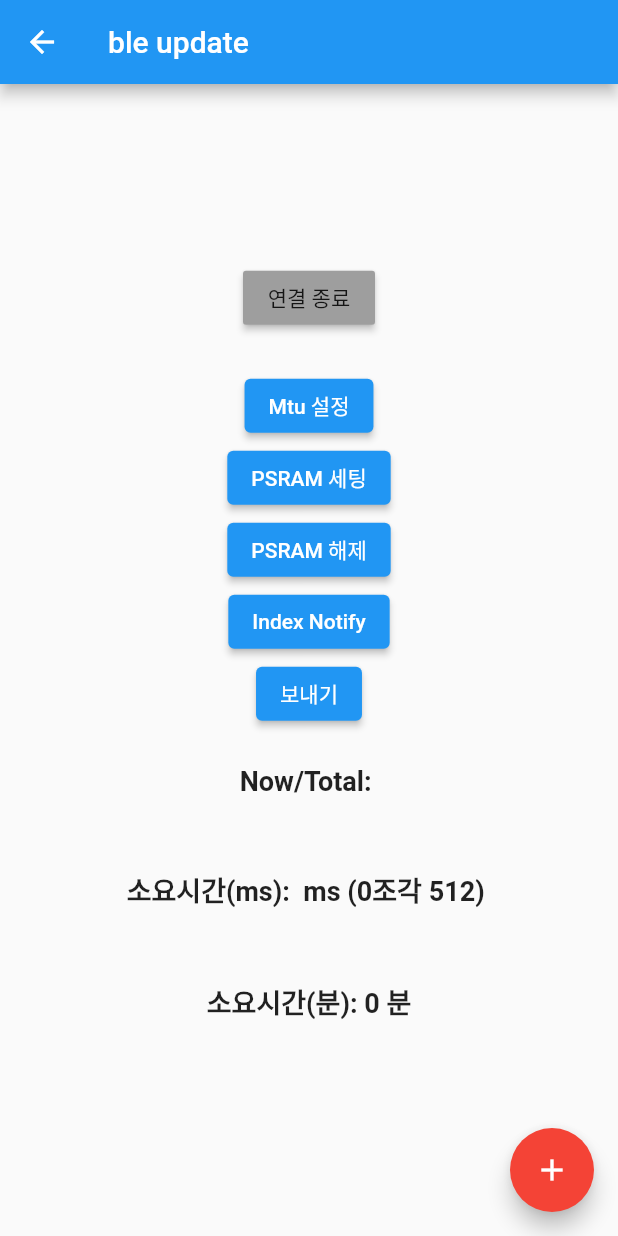
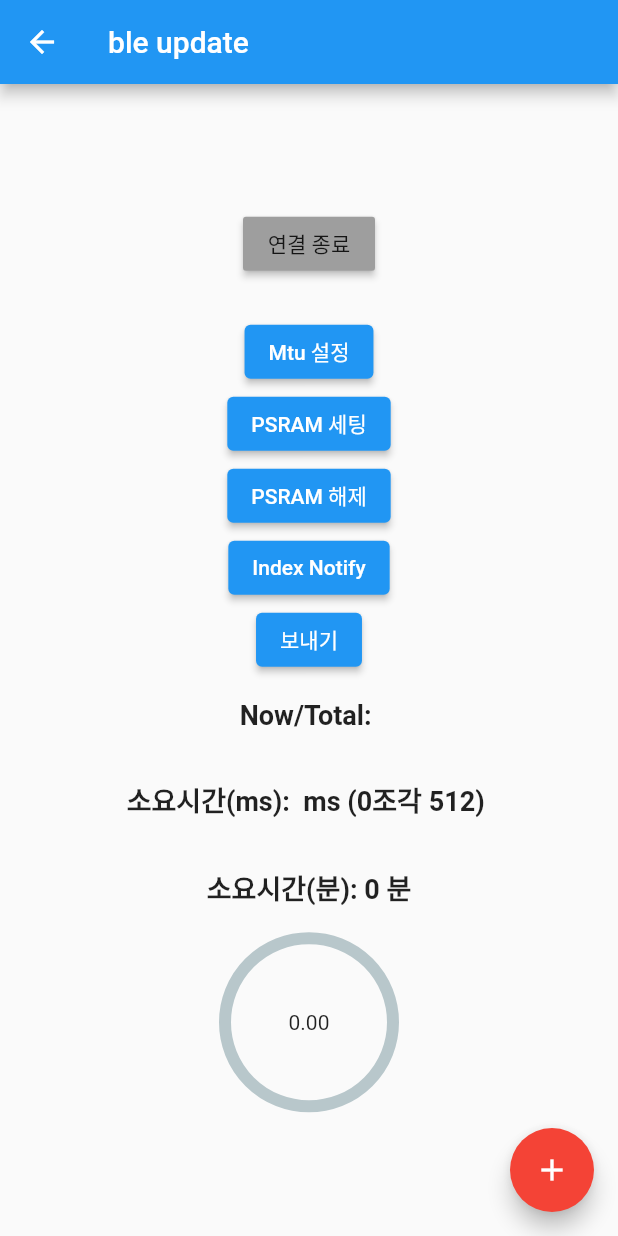
Before and after one commit to JAICHANGPARK/flutter_esp32_bluetooth_ota, a Flutter app: the MyHomePage screen opened directly, on a phone screen of 412 x 824 dp. Run offline on Flutter 3.47's test engine with Material 2 defaults, Android fonts, the phone set to English and light mode, and no system bars; drawn by our look-alikes of percent_indicator; our stand-ins replace flutter_blue, flutter_bluetooth_serial, permission_handler.

Commit message:
Update ble_update_page.dart

```diff
--- a/lib/ble_update_page.dart
+++ b/lib/ble_update_page.dart
@@ -4,6 +4,7 @@ import 'dart:typed_data';
 import 'package:flutter/material.dart';
 import 'package:flutter/services.dart';
 import 'package:flutter_blue/flutter_blue.dart';
+import 'package:percent_indicator/circular_percent_indicator.dart';
 import 'package:permission_handler/permission_handler.dart';
 
 class MyHomePage extends StatefulWidget {
@@ -28,6 +29,7 @@ class _MyHomePageState extends State<MyHomePage> {
   late BluetoothDevice bluetoothDevice;
 
   int totalBinSize = 0;
+  double _percent = 0.0;
 
   void _incrementCounter() {
     setState(() {
@@ -197,6 +199,7 @@ class _MyHomePageState extends State<MyHomePage> {
                           ((event[1] << 8) & 0x0000ff00) |
                           (event[0] & 0x000000ff);
                       print("Notify index : $_index");
+
                       if (_index == chunksLength.toInt()) {
                         print(">>> stop _index == chunksLength.toInt()");
                         endTime = DateTime.now().millisecondsSinceEpoch;
@@ -209,6 +212,7 @@ class _MyHomePageState extends State<MyHomePage> {
                         binWriteCharacteristic.write(chunks[_index]);
                       }
                       setState(() {
+                        _percent = (_index /chunksLength) ;
                         progressText = "$_index / $chunksLength";
                       });
                     }
@@ -235,25 +239,33 @@ class _MyHomePageState extends State<MyHomePage> {
                   // });
                 }),
             Padding(
-              padding: const EdgeInsets.symmetric(vertical: 24),
+              padding: const EdgeInsets.symmetric(vertical: 16),
               child: Text(
                 "Now/Total: $progressText",
                 style: TextStyle(fontSize: 18, fontWeight: FontWeight.bold),
               ),
             ),
             Padding(
-              padding: const EdgeInsets.symmetric(vertical: 24),
+              padding: const EdgeInsets.symmetric(vertical: 16),
               child: Text(
                 "소요시간(ms): $progressTimeText ms (${chunks.length}조각 $chunkSize) ",
                 style: TextStyle(fontSize: 18, fontWeight: FontWeight.bold),
               ),
             ),
             Padding(
-              padding: const EdgeInsets.symmetric(vertical: 24),
+              padding: const EdgeInsets.symmetric(vertical: 16),
               child: Text(
                 "소요시간(분): ${((endTime - startTime) ~/ 1000 ) ~/ 60} 분",
                 style: TextStyle(fontSize: 18, fontWeight: FontWeight.bold),
               ),
+            ),
+
+             CircularPercentIndicator(
+              radius: 120.0,
+              lineWidth: 8.0,
+              percent: _percent,
+              center: new Text("${_percent.toStringAsFixed(2)}"),
+              progressColor: Colors.green,
             )
 
 
```
